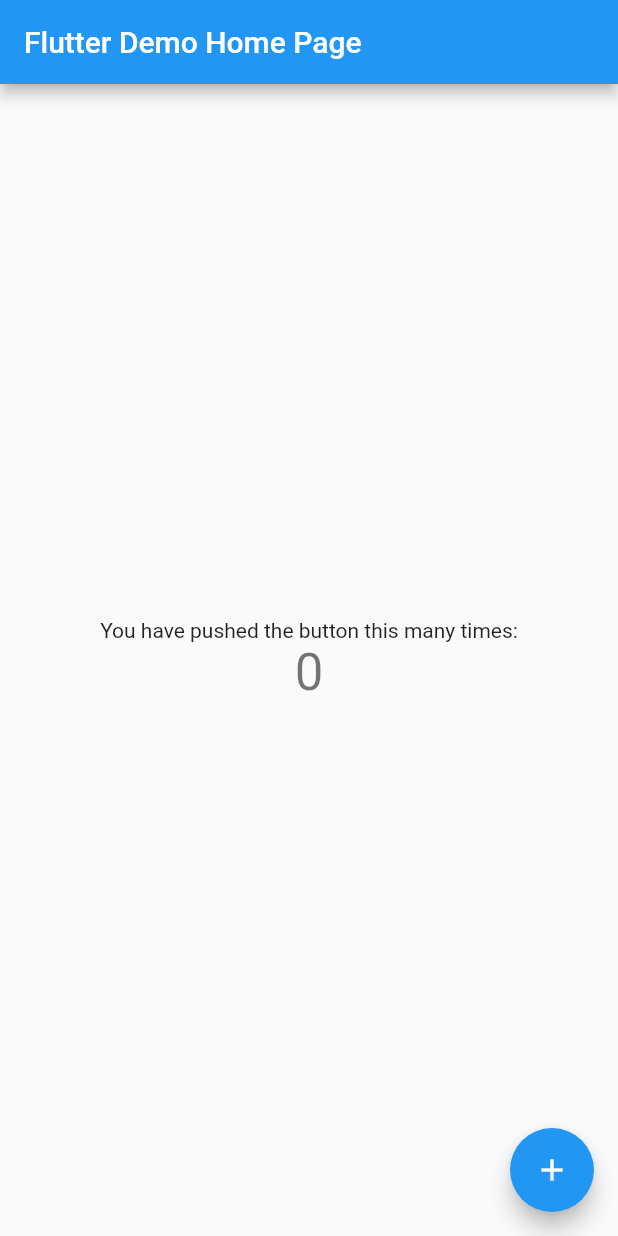
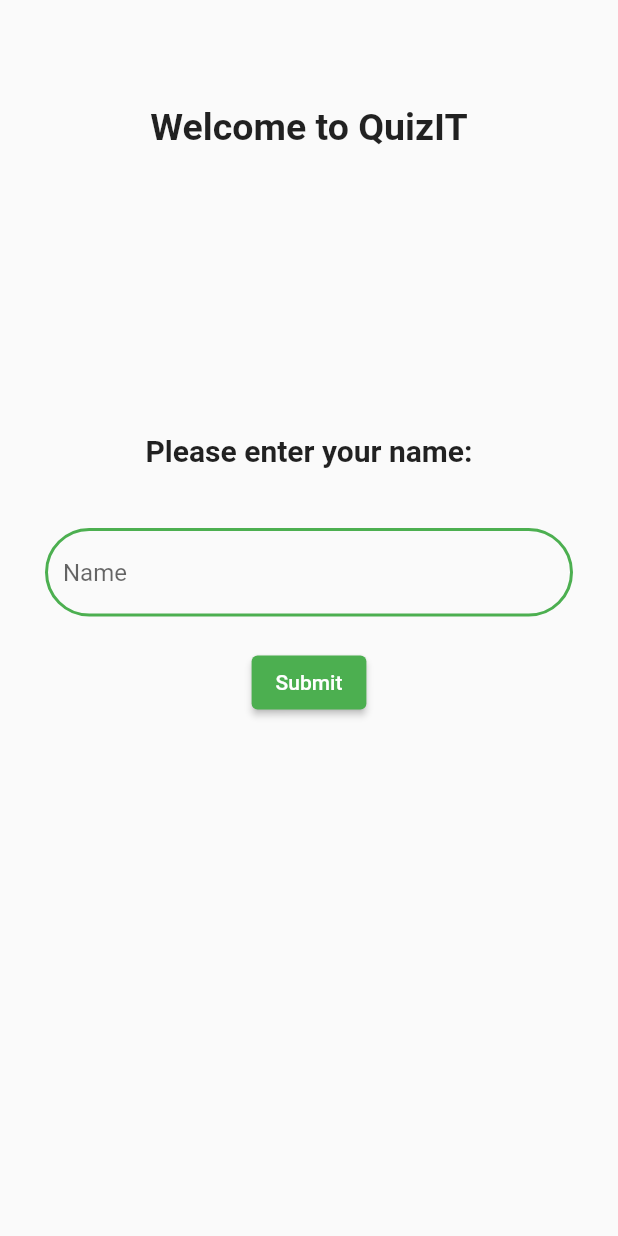
Before and after one commit to studAlexP/QuizIT_Flutter, a Flutter app: the screen it shows after launch, on a phone screen of 412 x 824 dp. Run offline on Flutter 3.47's test engine with Material 2 defaults, Android fonts, the phone set to English and light mode, and no system bars.

Commit message:
Added Home Screen

```diff
--- a/lib/main.dart
+++ b/lib/main.dart
@@ -1,4 +1,5 @@
 import 'package:flutter/material.dart';
+import 'package:quiz_it_flutter/presentation/screens/home_screen.dart';
 
 void main() {
   runApp(const MyApp());
@@ -13,103 +14,29 @@ class MyApp extends StatelessWidget {
     return MaterialApp(
       title: 'Flutter Demo',
       theme: ThemeData(
-        // This is the theme of your application.
-        //
-        // Try running your application with "flutter run". You'll see the
-        // application has a blue toolbar. Then, without quitting the app, try
-        // changing the primarySwatch below to Colors.green and then invoke
-        // "hot reload" (press "r" in the console where you ran "flutter run",
-        // or simply save your changes to "hot reload" in a Flutter IDE).
-        // Notice that the counter didn't reset back to zero; the application
-        // is not restarted.
-        primarySwatch: Colors.blue,
+        primarySwatch: Colors.green,
+        inputDecorationTheme: InputDecorationTheme(
+          border: OutlineInputBorder(
+            borderRadius: BorderRadius.circular(30)
+          ),
+          enabledBorder:  OutlineInputBorder(
+            borderSide: const BorderSide(color: Colors.green, width: 2.0),
+            borderRadius: BorderRadius.circular(30)
+          )
+        )
       ),
-      home: const MyHomePage(title: 'Flutter Demo Home Page'),
+      darkTheme: ThemeData.dark().copyWith(
+        colorScheme: ColorScheme.fromSwatch(
+          primarySwatch: Colors.green
+        ),
+        inputDecorationTheme: InputDecorationTheme(
+          border: OutlineInputBorder(
+            borderRadius: BorderRadius.circular(30)
+          )
+        )
+      ),
+      themeMode: ThemeMode.system,
+      home: const HomePage()
     );
   }
 }
-
-class MyHomePage extends StatefulWidget {
-  const MyHomePage({super.key, required this.title});
-
-  // This widget is the home page of your application. It is stateful, meaning
-  // that it has a State object (defined below) that contains fields that affect
-  // how it looks.
-
-  // This class is the configuration for the state. It holds the values (in this
-  // case the title) provided by the parent (in this case the App widget) and
-  // used by the build method of the State. Fields in a Widget subclass are
-  // always marked "final".
-
-  final String title;
-
-  @override
-  State<MyHomePage> createState() => _MyHomePageState();
-}
-
-class _MyHomePageState extends State<MyHomePage> {
-  int _counter = 0;
-
-  void _incrementCounter() {
-    setState(() {
-      // This call to setState tells the Flutter framework that something has
-      // changed in this State, which causes it to rerun the build method below
-      // so that the display can reflect the updated values. If we changed
-      // _counter without calling setState(), then the build method would not be
-      // called again, and so nothing would appear to happen.
-      _counter++;
-    });
-  }
-
-  @override
-  Widget build(BuildContext context) {
-    // This method is rerun every time setState is called, for instance as done
-    // by the _incrementCounter method above.
-    //
-    // The Flutter framework has been optimized to make rerunning build methods
-    // fast, so that you can just rebuild anything that needs updating rather
-    // than having to individually change instances of widgets.
-    return Scaffold(
-      appBar: AppBar(
-        // Here we take the value from the MyHomePage object that was created by
-        // the App.build method, and use it to set our appbar title.
-        title: Text(widget.title),
-      ),
-      body: Center(
-        // Center is a layout widget. It takes a single child and positions it
-        // in the middle of the parent.
-        child: Column(
-          // Column is also a layout widget. It takes a list of children and
-          // arranges them vertically. By default, it sizes itself to fit its
-          // children horizontally, and tries to be as tall as its parent.
-          //
-          // Invoke "debug painting" (press "p" in the console, choose the
-          // "Toggle Debug Paint" action from the Flutter Inspector in Android
-          // Studio, or the "Toggle Debug Paint" command in Visual Studio Code)
-          // to see the wireframe for each widget.
-          //
-          // Column has various properties to control how it sizes itself and
-          // how it positions its children. Here we use mainAxisAlignment to
-          // center the children vertically; the main axis here is the vertical
-          // axis because Columns are vertical (the cross axis would be
-          // horizontal).
-          mainAxisAlignment: MainAxisAlignment.center,
-          children: <Widget>[
-            const Text(
-              'You have pushed the button this many times:',
-            ),
-            Text(
-              '$_counter',
-              style: Theme.of(context).textTheme.headlineMedium,
-            ),
-          ],
-        ),
-      ),
-      floatingActionButton: FloatingActionButton(
-        onPressed: _incrementCounter,
-        tooltip: 'Increment',
-        child: const Icon(Icons.add),
-      ), // This trailing comma makes auto-formatting nicer for build methods.
-    );
-  }
-}
--- /dev/null
+++ b/lib/presentation/screens/home_screen.dart
@@ -0,0 +1,110 @@
+import 'package:flutter/material.dart';
+import 'package:quiz_it_flutter/domain/util/settings.dart';
+
+class HomePage extends StatelessWidget {
+  const HomePage({super.key});
+
+  @override
+  Widget build(BuildContext context) {
+    return const Scaffold(
+      body: HomePageContent(),
+    );
+  }
+}
+
+class HomePageContent extends StatelessWidget {
+  const HomePageContent({super.key});
+
+  @override
+  Widget build(BuildContext context) {
+    return Container(
+      padding: const EdgeInsets.all(30),
+      child: Column(
+        crossAxisAlignment: CrossAxisAlignment.stretch,
+        children: [
+          Row(
+            crossAxisAlignment: CrossAxisAlignment.center,
+            mainAxisAlignment: MainAxisAlignment.center,
+            children: [
+              Container(
+                padding: const EdgeInsets.only(top: 40),
+                child: const Text(
+                  "Welcome to QuizIT",
+                  style: TextStyle(
+                    fontWeight: FontWeight.bold,
+                    fontSize: 25,
+                  ),
+                  textAlign: TextAlign.center,
+                  )
+                ),
+            ],
+          ),
+          const SizedBox(height: 150,),
+          Row(
+            crossAxisAlignment: CrossAxisAlignment.start,
+            mainAxisAlignment: MainAxisAlignment.center,
+            children: [
+              Container(
+                padding: const EdgeInsets.all(40),
+                child: const Text(
+                  "Please enter your name:",
+                  style: TextStyle(
+                    fontWeight: FontWeight.bold,
+                    fontSize: 20
+                  ),
+                  textAlign: TextAlign.center,
+                  )
+                ),
+            ],
+          ),
+          //const SizedBox(height: 30,),
+          const NameButtonField(),
+        ]
+        ),
+    );
+  }
+}
+
+class NameButtonField extends StatefulWidget {
+  const NameButtonField ({super.key});
+
+  @override
+  State<NameButtonField> createState () => _NameButtonField();
+}
+
+class _NameButtonField extends State<NameButtonField> {
+  final textController = TextEditingController();
+
+  @override
+  void dispose() {
+    textController.dispose();
+    super.dispose();
+  }
+
+  @override
+  Widget build(BuildContext context) {
+    return Column(
+      children: [
+        TextField(
+          controller: textController,
+          decoration: const InputDecoration(
+            hintText: "Name"
+          ),
+        ),
+        Padding(
+          padding: const EdgeInsets.all(20.0),
+          child: ElevatedButton(
+            onPressed: () {
+              Settings.name = textController.text;
+              Navigator.of(context).push(
+                MaterialPageRoute(
+                  builder: (context) => const HomePage(),
+                )
+              );
+            },
+            child: const Text("Submit")),
+        )
+      ],
+    );
+  }
+}
```
